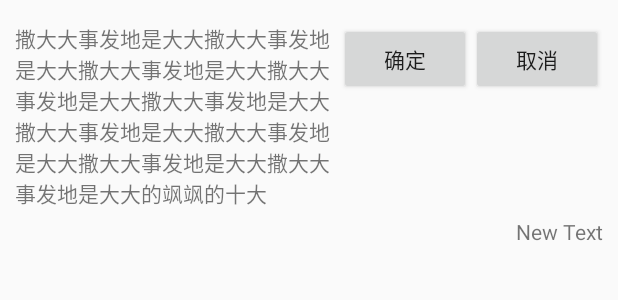
After one commit to Danny1451/Simhotel, an Android app: the layout row_normal_choose.xml on its own in the app's theme, with its tools: preview values and no code run, on a phone screen of 412 x 824 dp. The commit adds this screen. Shown: the top 300 px of the screen. Run offline under Robolectric (Android 15) with nearby library versions, the phone set to English and light mode, and no system bars.

Commit message:
增加ceo  日常界面的row list  增加分割线

```diff
--- a/app/src/main/java/com/real/simhotel/view/adapter/DyNamicListModel.java
+++ b/app/src/main/java/com/real/simhotel/view/adapter/DyNamicListModel.java
@@ -11,6 +11,8 @@ public class DyNamicListModel {
     public static final int TYPE_CHOOSE = 1;
     public static final int TYPE_PLAINTEXT = 2;
     public static final int TYPE_SEEK = 3;
+    public static final int TYPE_NORMAL_INFO = 4;
+    public static final int TYPE_NORMAL_CHOOSE = 5;
 
     //类型
     public int itemType;
@@ -26,4 +28,8 @@ public class DyNamicListModel {
     public String unit;
 
     public int max;
+
+    public String time;
+
+    public String info;
 }
--- /dev/null
+++ b/app/src/main/res/drawable/divider.xml
@@ -0,0 +1,8 @@
+<?xml version="1.0" encoding="utf-8"?>
+<shape xmlns:android="http://schemas.android.com/apk/res/android"
+    android:shape="rectangle">
+
+    <solid android:color="#7b7a7a"/>
+    <size android:height="1dp"/>
+
+</shape>
--- /dev/null
+++ b/app/src/main/res/layout/row_normal_choose.xml
@@ -0,0 +1,45 @@
+<?xml version="1.0" encoding="utf-8"?>
+<LinearLayout xmlns:android="http://schemas.android.com/apk/res/android"
+    android:orientation="vertical" android:layout_width="match_parent"
+    android:layout_height="wrap_content">
+
+    <LinearLayout
+        android:orientation="horizontal"
+        android:layout_width="match_parent"
+        android:layout_height="wrap_content"
+        android:layout_marginBottom="5dp"
+        android:layout_marginLeft="10dp"
+        android:layout_marginTop="15dp"
+        android:layout_marginRight="10dp"
+        android:weightSum="1">
+
+        <TextView
+            android:layout_width="400dp"
+            android:layout_height="wrap_content"
+            android:text="撒大大事发地是大大撒大大事发地是大大撒大大事发地是大大撒大大事发地是大大撒大大事发地是大大撒大大事发地是大大撒大大事发地是大大撒大大事发地是大大撒大大事发地是大大的飒飒的十大"
+            android:id="@+id/normal_info_tv"
+            android:layout_gravity="center_horizontal"
+            android:layout_weight="1.0" />
+
+        <Button
+            android:layout_width="wrap_content"
+            android:layout_height="wrap_content"
+            android:text="确定"
+            android:id="@+id/normal_cofirm_btn" />
+
+        <Button
+            android:layout_width="wrap_content"
+            android:layout_height="wrap_content"
+            android:text="取消"
+            android:id="@+id/normal_cancel_btn" />
+    </LinearLayout>
+
+    <TextView
+        android:layout_width="wrap_content"
+        android:layout_height="wrap_content"
+        android:text="New Text"
+        android:id="@+id/normal_time_tv"
+        android:layout_gravity="right"
+        android:layout_marginRight="10dp"
+        android:layout_marginBottom="5dp" />
+</LinearLayout>
--- a/app/src/main/res/values/styles.xml
+++ b/app/src/main/res/values/styles.xml
@@ -6,6 +6,7 @@
         <item name="colorPrimary">@color/colorPrimary</item>
         <item name="colorPrimaryDark">@color/colorPrimaryDark</item>
         <item name="colorAccent">@color/colorAccent</item>
+        <item name="android:listDivider">@drawable/divider</item>
     </style>
 
     <style name="ActionBarTheme" parent="Theme.AppCompat.Light.DarkActionBar">
@@ -15,6 +16,7 @@
 
         <!-- 隐藏标题栏 -->
         <item name="android:windowNoTitle">true</item>
+        <item name="android:listDivider">@drawable/divider</item>
 
     </style>
 
@@ -31,5 +33,6 @@
         <item name="android:windowFullscreen">true</item>
         <!-- 隐藏标题栏 -->
         <item name="android:windowNoTitle">true</item>
+        <item name="android:listDivider">@drawable/divider</item>
     </style>
 </resources>
```
Also changed, not shown: app/src/main/java/com/real/simhotel/presenter/CeoInitPresenter.java (+14 -1 lines), app/src/main/java/com/real/simhotel/view/adapter/DyNamicListAdapter.java (+97 -0 lines), app/src/main/java/com/real/simhotel/view/adapter/DynamicListDecoration.java (added, +96 -0 lines), app/src/main/java/com/real/simhotel/view/fragment/student/CeoInitFragment.java (+21 -0 lines), app/src/main/res/layout/row_normal_info.xml (added, +24 -0 lines).
